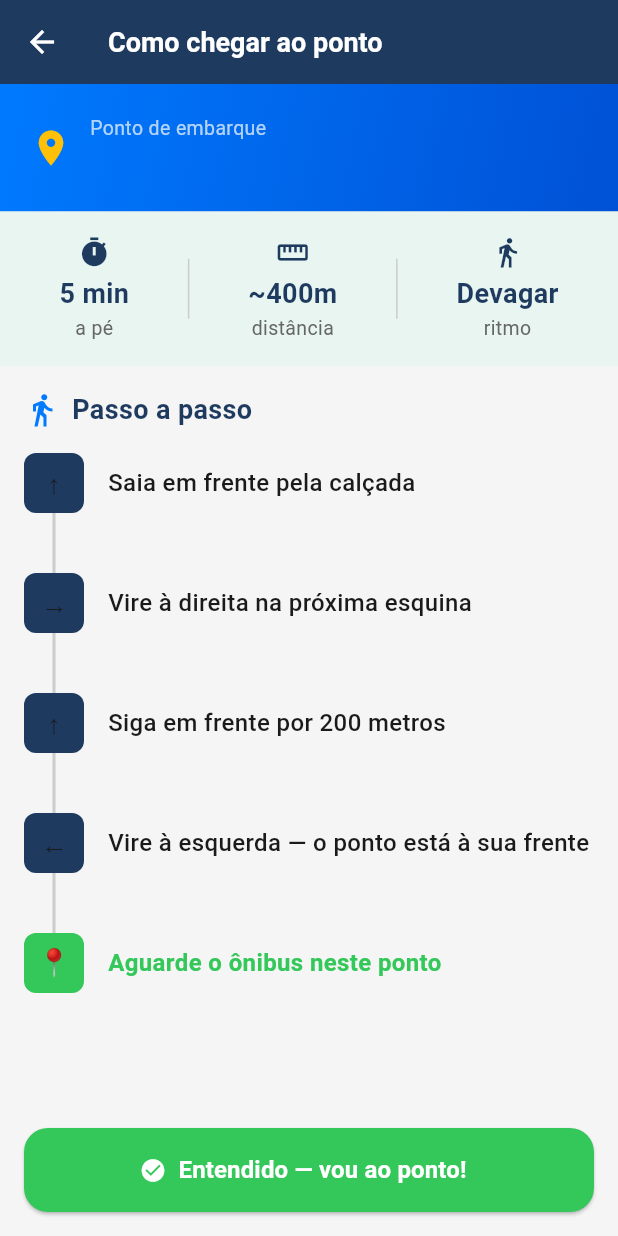
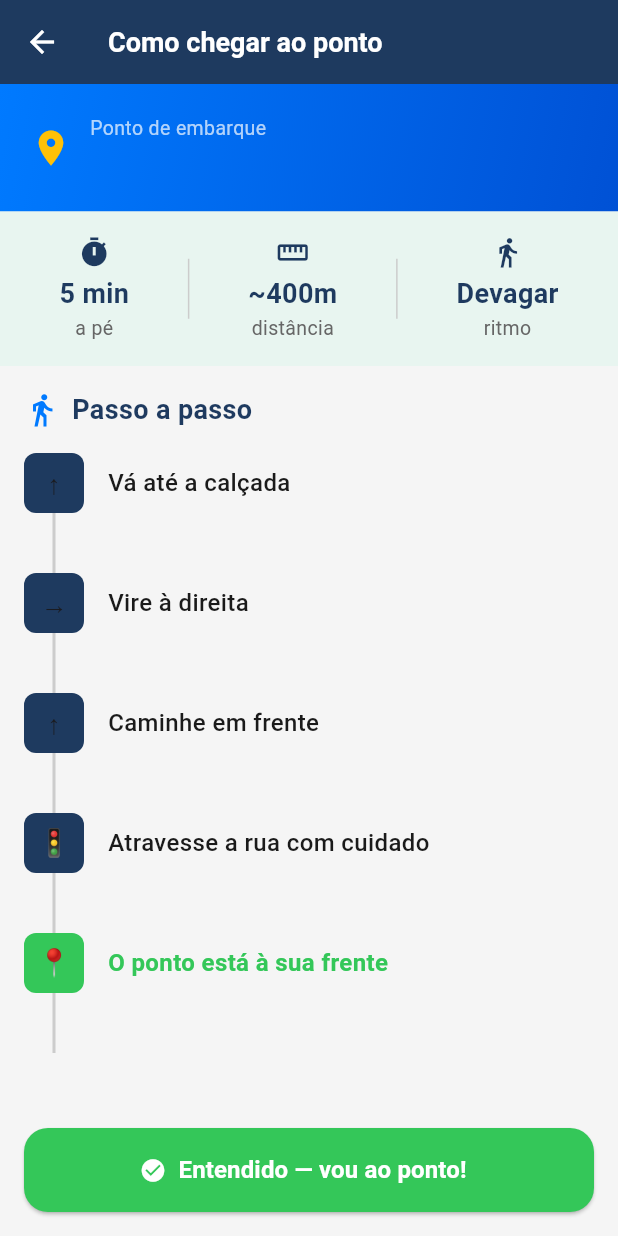
Before and after one commit to agaitecnology/vodibus-app, a Flutter app: the WalkingScreen screen opened directly with empty values, on a phone screen of 412 x 824 dp. Run offline on Flutter 3.47's test engine with Material 3 defaults, Android fonts, the phone set to English and light mode, and no system bars; our stand-ins replace geocoding, geolocator, image_picker, speech_to_text; missing offline and left inert: google_mlkit_text_recognition.

Commit message:
feat: WalkingScreen com card de onibus, horario e roteiro a pe

```diff
--- a/03_desenvolvimento/vodibus_app/lib/screens/rota_screen.dart
+++ b/03_desenvolvimento/vodibus_app/lib/screens/rota_screen.dart
@@ -234,6 +234,9 @@ class _RotaScreenState extends State<RotaScreen> {
                                 destino: rota.paradaEmbarque.stopName,
                                 distanciaMetros: rota.distanciaApeKm * 1000,
                                 tempoMinutos: rota.tempoApeMin,
+                                numeroLinha: rota.linha.routeShortName,
+                                nomeLinha: rota.linha.routeLongName,
+                                horarioOnibus: rota.proximoHorario,
                               ),
                             ),
                           );
--- a/03_desenvolvimento/vodibus_app/lib/screens/walking_screen.dart
+++ b/03_desenvolvimento/vodibus_app/lib/screens/walking_screen.dart
@@ -6,6 +6,9 @@ class WalkingScreen extends StatelessWidget {
   final double? distanciaMetros;
   final int? tempoMinutos;
   final List<Map<String, String>>? instrucoes;
+  final String? numeroLinha;
+  final String? nomeLinha;
+  final String? horarioOnibus;
 
   const WalkingScreen({
     super.key,
@@ -13,14 +16,17 @@ class WalkingScreen extends StatelessWidget {
     this.distanciaMetros,
     this.tempoMinutos,
     this.instrucoes,
+    this.numeroLinha,
+    this.nomeLinha,
+    this.horarioOnibus,
   });
 
   List<Map<String, String>> get _instrucoesPadrao => [
-    {'icone': '↑', 'texto': 'Saia em frente pela calçada'},
-    {'icone': '→', 'texto': 'Vire à direita na próxima esquina'},
-    {'icone': '↑', 'texto': 'Siga em frente por 200 metros'},
-    {'icone': '←', 'texto': 'Vire à esquerda — o ponto está à sua frente'},
-    {'icone': '📍', 'texto': 'Aguarde o ônibus neste ponto'},
+    {'icone': '↑', 'texto': 'Vá até a calçada'},
+    {'icone': '→', 'texto': 'Vire à direita'},
+    {'icone': '↑', 'texto': 'Caminhe em frente'},
+    {'icone': '🚦', 'texto': 'Atravesse a rua com cuidado'},
+    {'icone': '📍', 'texto': 'O ponto está à sua frente'},
   ];
 
   @override
@@ -140,14 +146,19 @@ class WalkingScreen extends StatelessWidget {
           Expanded(
             child: ListView.builder(
               padding: const EdgeInsets.symmetric(horizontal: 16),
-              itemCount: listaInstrucoes.length,
+              itemCount: listaInstrucoes.length + 1,
               itemBuilder: (context, index) {
+                // Último item — card do ônibus
+                if (index == listaInstrucoes.length) {
+                  return _cardOnibus();
+                }
+
                 final instrucao = listaInstrucoes[index];
                 final ultimo = index == listaInstrucoes.length - 1;
+
                 return Row(
                   crossAxisAlignment: CrossAxisAlignment.start,
                   children: [
-                    // Linha do tempo
                     Column(
                       children: [
                         Container(
@@ -166,12 +177,11 @@ class WalkingScreen extends StatelessWidget {
                             ),
                           ),
                         ),
-                        if (!ultimo)
-                          Container(
-                            width: 2,
-                            height: 40,
-                            color: AppColors.cinzaClaro,
-                          ),
+                        Container(
+                          width: 2,
+                          height: 40,
+                          color: AppColors.cinzaClaro,
+                        ),
                       ],
                     ),
                     const SizedBox(width: 16),
@@ -198,7 +208,7 @@ class WalkingScreen extends StatelessWidget {
             ),
           ),
 
-          // Botão iniciar
+          // Botão
           Padding(
             padding: const EdgeInsets.all(16),
             child: SizedBox(
@@ -229,6 +239,77 @@ class WalkingScreen extends StatelessWidget {
     );
   }
 
+  Widget _cardOnibus() {
+    if (numeroLinha == null) return const SizedBox.shrink();
+
+    return Container(
+      margin: const EdgeInsets.only(bottom: 16, left: 56),
+      padding: const EdgeInsets.all(16),
+      decoration: BoxDecoration(
+        color: AppColors.azulEscuro,
+        borderRadius: BorderRadius.circular(16),
+      ),
+      child: Column(
+        crossAxisAlignment: CrossAxisAlignment.start,
+        children: [
+          const Text(
+            '🚌 Aguarde neste ponto:',
+            style: TextStyle(color: Colors.white70, fontSize: 13),
+          ),
+          const SizedBox(height: 8),
+          Row(
+            children: [
+              Container(
+                padding: const EdgeInsets.symmetric(
+                  horizontal: 12,
+                  vertical: 6,
+                ),
+                decoration: BoxDecoration(
+                  color: AppColors.amarelo,
+                  borderRadius: BorderRadius.circular(8),
+                ),
+                child: Text(
+                  numeroLinha!,
+                  style: const TextStyle(
+                    color: AppColors.azulEscuro,
+                    fontWeight: FontWeight.bold,
+                    fontSize: 18,
+                  ),
+                ),
+              ),
+              const SizedBox(width: 12),
+              Expanded(
+                child: Text(
+                  nomeLinha ?? '',
+                  style: const TextStyle(
+                    color: AppColors.branco,
+                    fontSize: 15,
+                    fontWeight: FontWeight.w600,
+                  ),
+                ),
+              ),
+            ],
+          ),
+          if (horarioOnibus != null) ...[
+            const SizedBox(height: 8),
+            Row(
+              children: [
+                Text(
+                  '🕐 $horarioOnibus',
+                  style: const TextStyle(
+                    color: AppColors.amarelo,
+                    fontSize: 18,
+                    fontWeight: FontWeight.bold,
+                  ),
+                ),
+              ],
+            ),
+          ],
+        ],
+      ),
+    );
+  }
+
   Widget _itemResumo({
     required IconData icone,
     required String valor,
```
